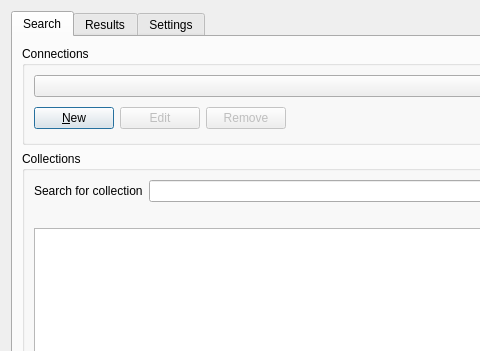
This is src/qgis_stac/ui/qgis_stac_widget.ui in stac-utils/qgis-stac-plugin as Qt 5 draws it before an edit; both pictures show x 0 to 480 and y 0 to 351 of the 940 by 897 pixel window. The edited form follows.
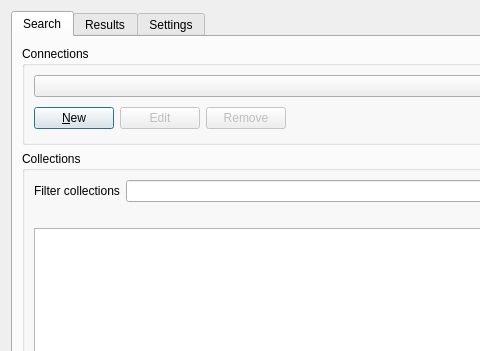
This is the edited form. Custom widgets are drawn as their Qt base class.

Commit message: sorting collections in lexigraphical order

```diff
--- a/src/qgis_stac/ui/qgis_stac_widget.ui
+++ b/src/qgis_stac/ui/qgis_stac_widget.ui
@@ -160,7 +160,7 @@
                <string>Filter and search the fetched collections, using the title property.</string>
               </property>
               <property name="text">
-               <string>Search for collection</string>
+               <string>Filter collections</string>
               </property>
              </widget>
             </item>
```
The commit also changes 1 other file.
